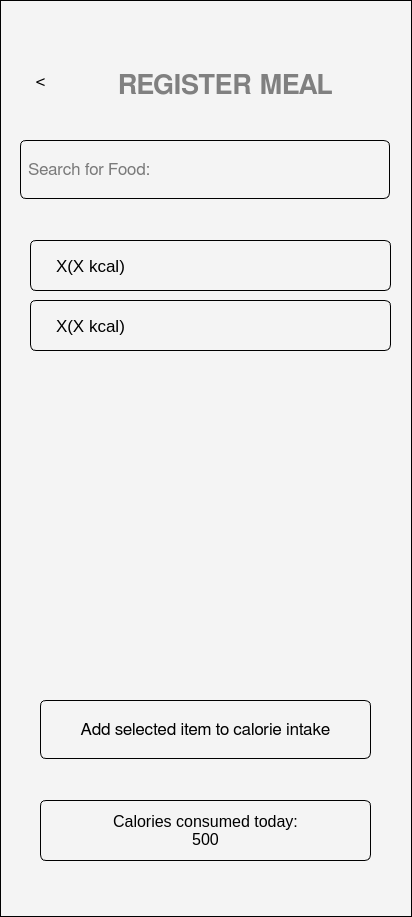
Above: ui/register_meal_screen.ui from SWE-Project-Org/SWE-Project before the change. Below: the same form after it.
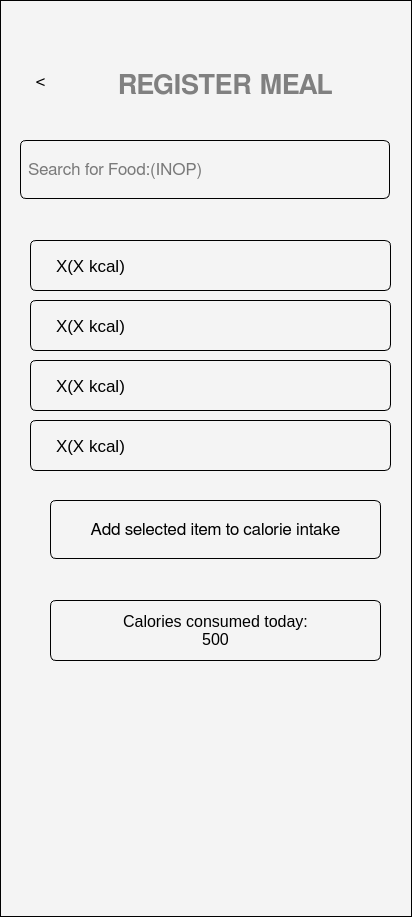
That is the form after the change.

Commit message: Almost completed register meal use case, implemented some Supermarket and db methods

Patch:
```diff
--- a/ui/register_meal_screen.ui
+++ b/ui/register_meal_screen.ui
@@ -19,8 +19,8 @@
   <widget class="QPushButton" name="pushButton_5">
    <property name="geometry">
     <rect>
-     <x>40</x>
-     <y>700</y>
+     <x>50</x>
+     <y>500</y>
      <width>331</width>
      <height>59</height>
     </rect>
@@ -109,8 +109,8 @@
   <widget class="QLabel" name="label_4">
    <property name="geometry">
     <rect>
-     <x>40</x>
-     <y>800</y>
+     <x>50</x>
+     <y>600</y>
      <width>331</width>
      <height>61</height>
     </rect>
@@ -164,7 +164,7 @@
     <string/>
    </property>
    <property name="placeholderText">
-    <string>Search for Food:</string>
+    <string>Search for Food:(INOP)</string>
    </property>
   </widget>
   <widget class="QRadioButton" name="radioButton">
@@ -219,6 +219,58 @@
     <string notr="true">buttonGroup</string>
    </attribute>
   </widget>
+  <widget class="QRadioButton" name="radioButton_3">
+   <property name="geometry">
+    <rect>
+     <x>30</x>
+     <y>360</y>
+     <width>361</width>
+     <height>51</height>
+    </rect>
+   </property>
+   <property name="font">
+    <font>
+     <pointsize>13</pointsize>
+    </font>
+   </property>
+   <property name="styleSheet">
+    <string notr="true">color: ffffff;background-color: #00000000;
+border-radius: 6px;
+    padding: 5px;</string>
+   </property>
+   <property name="text">
+    <string>X(X kcal)</string>
+   </property>
+   <attribute name="buttonGroup">
+    <string notr="true">buttonGroup</string>
+   </attribute>
+  </widget>
+  <widget class="QRadioButton" name="radioButton_4">
+   <property name="geometry">
+    <rect>
+     <x>30</x>
+     <y>420</y>
+     <width>361</width>
+     <height>51</height>
+    </rect>
+   </property>
+   <property name="font">
+    <font>
+     <pointsize>13</pointsize>
+    </font>
+   </property>
+   <property name="styleSheet">
+    <string notr="true">color: ffffff;background-color: #00000000;
+border-radius: 6px;
+    padding: 5px;</string>
+   </property>
+   <property name="text">
+    <string>X(X kcal)</string>
+   </property>
+   <attribute name="buttonGroup">
+    <string notr="true">buttonGroup</string>
+   </attribute>
+  </widget>
  </widget>
  <resources/>
  <connections/>
```
The commit also changes 7 other files.
